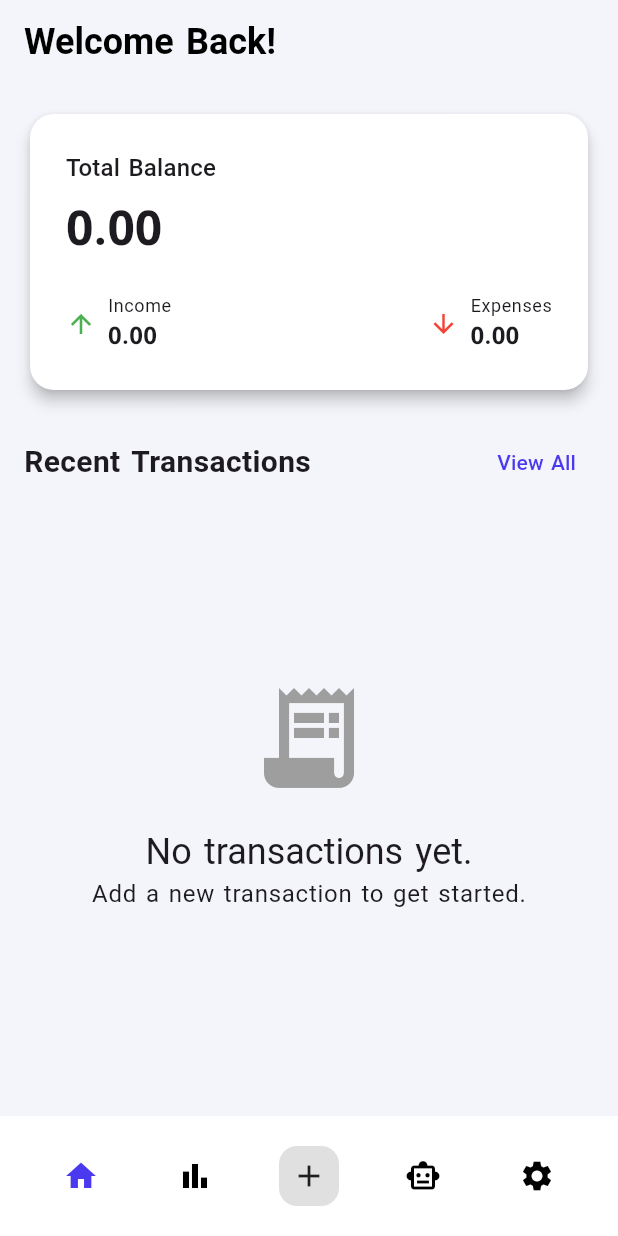
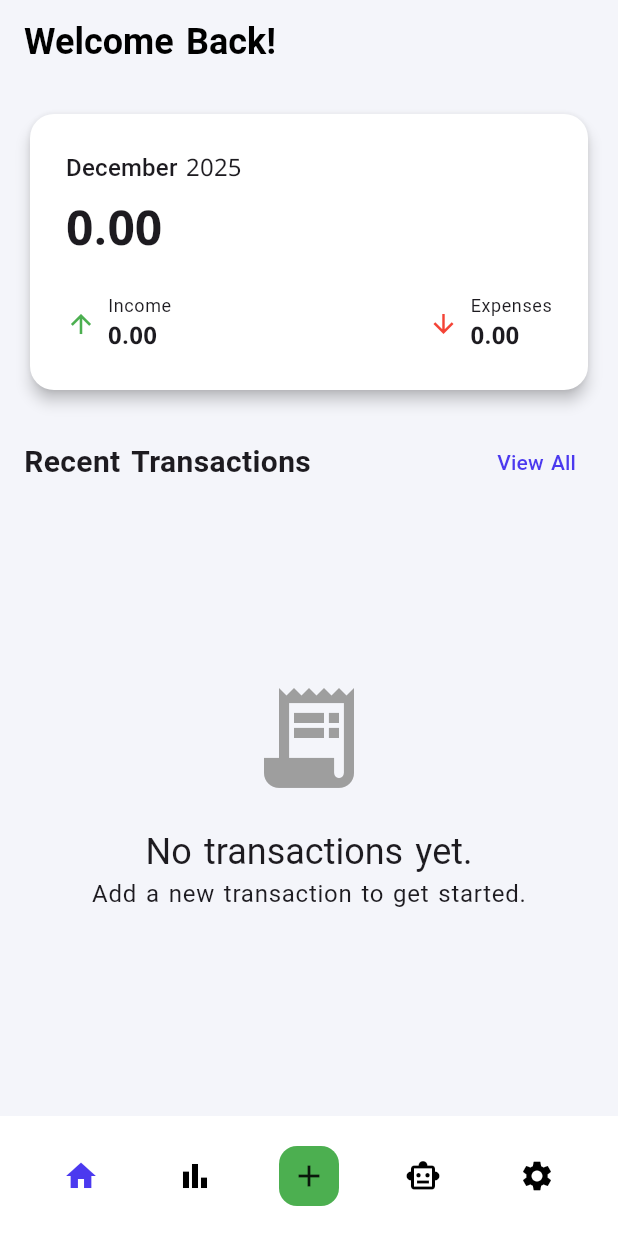
Before and after one commit to saqershahien/masareef, a Flutter app: the screen it shows after launch, on a phone screen of 412 x 824 dp. Run offline on Flutter 3.47's test engine with Material 3 defaults, Android fonts, the phone set to English and light mode, and no system bars; our stand-ins replace fl_chart, google_fonts, shared_preferences, sqflite; accounts and stored records are empty.

Commit message:
add month_balance_card.dart

```diff
--- a/lib/finance_utils.dart
+++ b/lib/finance_utils.dart
@@ -17,3 +17,40 @@ Map<String, double> getFinancialSummary(
     'balance': income - expenses,
   };
 }
+
+Map<String, double> getMonthlyFinancialSummary(
+    List<MasareefTransaction> transactions) {
+  double currentMonthIncome = 0.0;
+  double currentMonthExpenses = 0.0;
+  double previousBalance = 0.0;
+
+  final now = DateTime.now();
+  final currentYear = now.year;
+  final currentMonth = now.month;
+
+  for (var tx in transactions) {
+    final txDate = tx.date;
+
+    if (txDate.year == currentYear && txDate.month == currentMonth) {
+      // Transaction is in the current month
+      if (tx.type == 'income') {
+        currentMonthIncome += tx.amount;
+      } else {
+        currentMonthExpenses += tx.amount;
+      }
+    } else if (txDate.year < currentYear || (txDate.year == currentYear && txDate.month < currentMonth)) {
+      // Transaction is from a previous month, so it contributes to the opening balance
+      if (tx.type == 'income') {
+        previousBalance += tx.amount;
+      } else {
+        previousBalance -= tx.amount;
+      }
+    }
+  }
+
+  return {
+    'income': currentMonthIncome,
+    'expenses': currentMonthExpenses,
+    'balance': previousBalance + currentMonthIncome - currentMonthExpenses,
+  };
+}
--- a/lib/main.dart
+++ b/lib/main.dart
@@ -8,7 +8,7 @@ import 'package:grade_project/stats_page.dart';
 import 'package:grade_project/masareef_transaction.dart';
 import 'package:grade_project/theme.dart';
 import 'package:grade_project/transaction_detail_page.dart'; // Import the new page
-import 'package:grade_project/widgets/balance_card.dart';
+import 'package:grade_project/widgets/month_balance_card.dart';
 import 'package:grade_project/widgets/empty_state.dart';
 import 'package:grade_project/widgets/transaction_list.dart';
 import 'package:intl/intl.dart';
@@ -110,7 +110,7 @@ class _HomePageState extends State<HomePage> {
   // A list to hold all the transactions from the database.
   List<MasareefTransaction> _transactions = [];
   // A map to hold the financial summary.
-  Map<String, double> _summary = {'income': 0, 'expenses': 0, 'balance': 0};
+  Map<String, double> _monthlySummary = {'income': 0, 'expenses': 0, 'balance': 0};
   // A boolean to indicate if the data is currently being loaded.
   bool _isLoading = true;
   // The index of the currently selected item in the BottomNavigationBar.
@@ -145,10 +145,10 @@ class _HomePageState extends State<HomePage> {
       _isLoading = true;
     });
     final data = await DatabaseHelper().getTransactions();
-    final summary = getFinancialSummary(data);
+    final summary = getMonthlyFinancialSummary(data);
     setState(() {
       _transactions = data;
-      _summary = summary;
+      _monthlySummary = summary;
       _isLoading = false;
     });
   }
@@ -262,7 +262,7 @@ class _HomePageState extends State<HomePage> {
                 crossAxisAlignment: CrossAxisAlignment.stretch,
                 children: <Widget>[
                   // A card to display the financial summary (income, expenses, balance).
-                  BalanceCard(summary: _summary),
+                  MonthBalanceCard(summary: _monthlySummary),
                   const SizedBox(height: 20),
                   // The header for the recent transactions list.
                   Row(
@@ -322,7 +322,7 @@ class _HomePageState extends State<HomePage> {
               tooltip: l10n.stats,
             ),
             FloatingActionButton.small(
-              backgroundColor: Colors.grey[300],
+              backgroundColor: Colors.green,
               onPressed: _navigateToAddTransaction,
               tooltip: l10n.addNewTransaction,
               elevation: 0,
--- /dev/null
+++ b/lib/widgets/month_balance_card.dart
@@ -0,0 +1,92 @@
+import 'package:flutter/material.dart';
+import 'package:intl/intl.dart';
+import 'package:grade_project/l10n/app_localizations.dart';
+
+class MonthBalanceCard extends StatelessWidget {
+  final Map<String, double> summary;
+
+  const MonthBalanceCard({super.key, required this.summary});
+
+  @override
+  Widget build(BuildContext context) {
+    final l10n = AppLocalizations.of(context)!;
+    final currencyFormat = NumberFormat.currency(
+        locale: Localizations.localeOf(context).toString(), symbol: '');
+    final now = DateTime.now();
+    final monthYear = DateFormat.yMMMM(Localizations.localeOf(context).toString()).format(now);
+
+    return Card(
+      elevation: 4,
+      shape: RoundedRectangleBorder(borderRadius: BorderRadius.circular(16)),
+      child: Padding(
+        padding: const EdgeInsets.all(24.0),
+        child: Column(
+          crossAxisAlignment: CrossAxisAlignment.start,
+          children: [
+            Text(monthYear,
+                style: Theme.of(context).textTheme.titleMedium),
+            const SizedBox(height: 8),
+            Text(currencyFormat.format(summary['balance'] ?? 0),
+                style: Theme.of(context)
+                    .textTheme
+                    .headlineLarge
+                    ?.copyWith(fontWeight: FontWeight.bold)),
+            const SizedBox(height: 24),
+            Row(
+              mainAxisAlignment: MainAxisAlignment.spaceBetween,
+              children: [
+                _IncomeExpenseRow(
+                    icon: Icons.arrow_upward,
+                    label: l10n.income,
+                    amount: summary['income'] ?? 0,
+                    color: Colors.green),
+                _IncomeExpenseRow(
+                    icon: Icons.arrow_downward,
+                    label: l10n.expenses,
+                    amount: summary['expenses'] ?? 0,
+                    color: Colors.red),
+              ],
+            ),
+          ],
+        ),
+      ),
+    );
+  }
+}
+
+class _IncomeExpenseRow extends StatelessWidget {
+  const _IncomeExpenseRow({
+    required this.icon,
+    required this.label,
+    required this.amount,
+    required this.color,
+  });
+
+  final IconData icon;
+  final String label;
+  final double amount;
+  final Color color;
+
+  @override
+  Widget build(BuildContext context) {
+    final currencyFormat = NumberFormat.currency(
+        locale: Localizations.localeOf(context).toString(), symbol: '');
+    return Row(
+      children: [
+        Icon(icon, color: color, size: 20),
+        const SizedBox(width: 8),
+        Column(
+          crossAxisAlignment: CrossAxisAlignment.start,
+          children: [
+            Text(label, style: Theme.of(context).textTheme.bodySmall),
+            Text(currencyFormat.format(amount),
+                style: Theme.of(context)
+                    .textTheme
+                    .titleMedium
+                    ?.copyWith(fontWeight: FontWeight.w600)),
+          ],
+        ),
+      ],
+    );
+  }
+}
```
